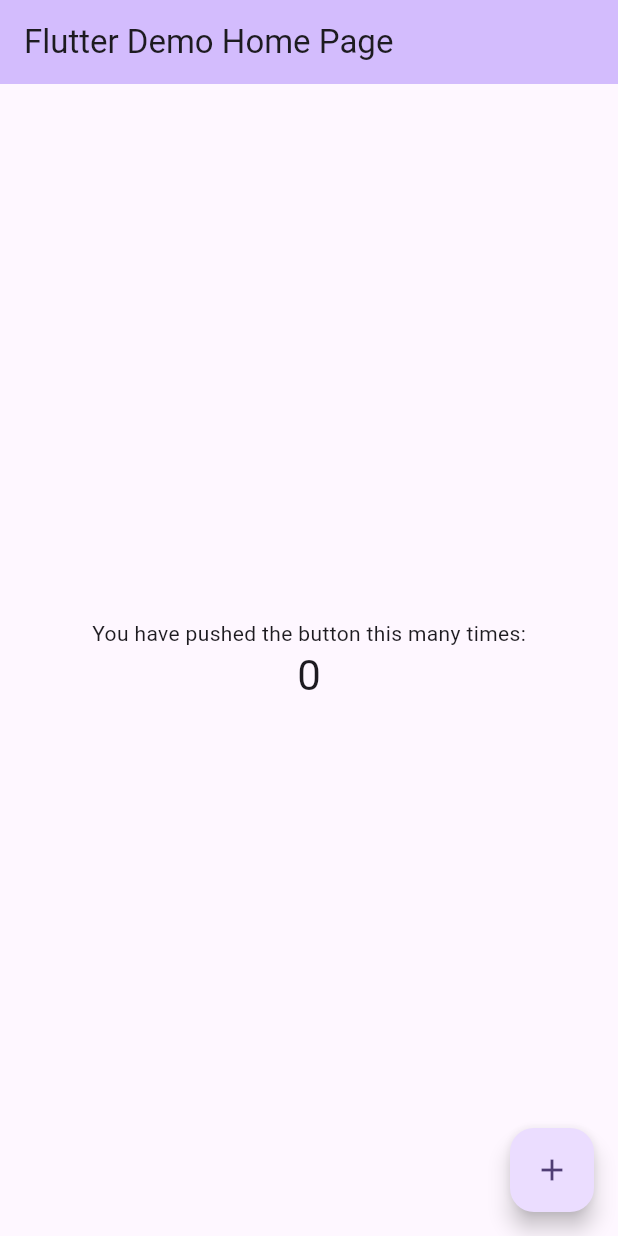
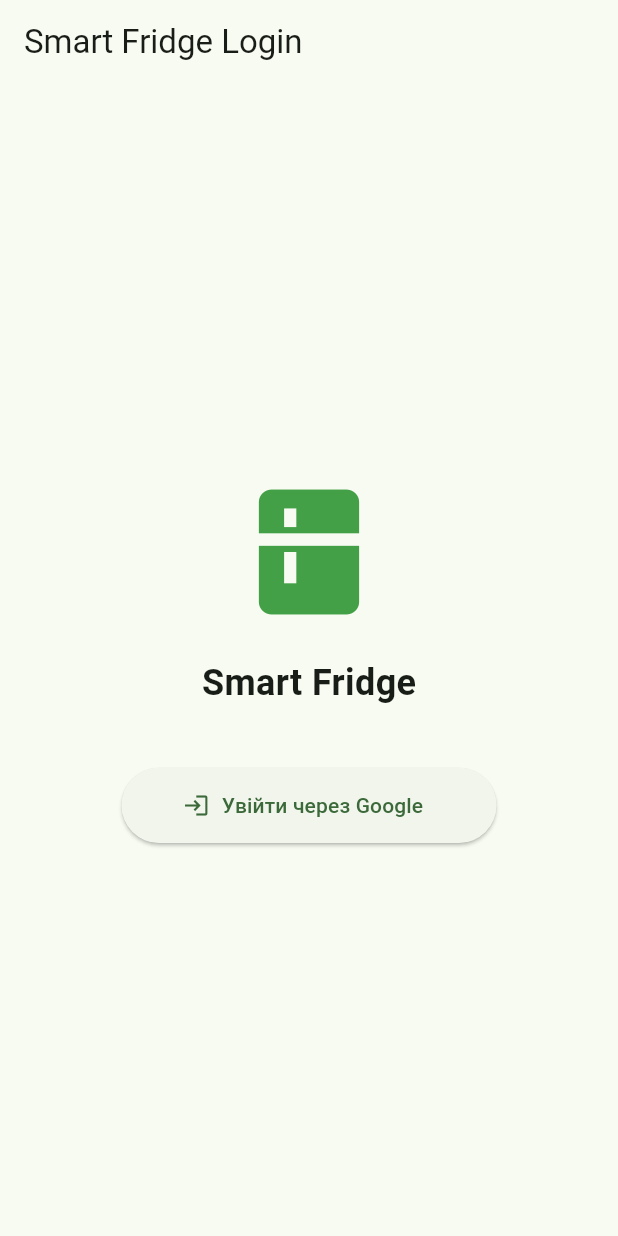
Before and after one commit to Pavlitoo/Fridgify, a Flutter app: the screen it shows after launch, on a phone screen of 412 x 824 dp. Run offline on Flutter 3.47's test engine with Material 3 defaults, Android fonts, the phone set to English and light mode, and no system bars; our stand-ins replace firebase_auth, firebase_core, google_sign_in; accounts and stored records are empty.

Commit message:
Added Google Sign-In and fixed build issues

```diff
--- a/lib/main.dart
+++ b/lib/main.dart
@@ -1,120 +1,140 @@
 import 'package:flutter/material.dart';
+import 'package:firebase_core/firebase_core.dart';
+import 'package:firebase_auth/firebase_auth.dart'; // Вхід Firebase
+import 'package:google_sign_in/google_sign_in.dart'; // Вхід Google
+import 'firebase_options.dart';
 
-void main() {
-  runApp(const MyApp());
+Future<void> main() async {
+  WidgetsFlutterBinding.ensureInitialized();
+  await Firebase.initializeApp(
+    options: DefaultFirebaseOptions.currentPlatform,
+  );
+  runApp(const SmartFridgeApp());
 }
 
-class MyApp extends StatelessWidget {
-  const MyApp({super.key});
+class SmartFridgeApp extends StatelessWidget {
+  const SmartFridgeApp({super.key});
 
-  // This widget is the root of your application.
   @override
   Widget build(BuildContext context) {
     return MaterialApp(
-      title: 'Flutter Demo',
+      debugShowCheckedModeBanner: false,
+      title: 'Smart Fridge',
       theme: ThemeData(
-        // This is the theme of your application.
-        //
-        // TRY THIS: Try running your application with "flutter run". You'll see
-        // the application has a purple toolbar. Then, without quitting the app,
-        // try changing the seedColor in the colorScheme below to Colors.green
-        // and then invoke "hot reload" (save your changes or press the "hot
-        // reload" button in a Flutter-supported IDE, or press "r" if you used
-        // the command line to start the app).
-        //
-        // Notice that the counter didn't reset back to zero; the application
-        // state is not lost during the reload. To reset the state, use hot
-        // restart instead.
-        //
-        // This works for code too, not just values: Most code changes can be
-        // tested with just a hot reload.
-        colorScheme: .fromSeed(seedColor: Colors.deepPurple),
+        colorScheme: ColorScheme.fromSeed(seedColor: Colors.green),
+        useMaterial3: true,
       ),
-      home: const MyHomePage(title: 'Flutter Demo Home Page'),
+      // Перевіряємо: якщо юзер вже зайшов - показуємо Холодильник, якщо ні - Екран входу
+      home: StreamBuilder<User?>(
+        stream: FirebaseAuth.instance.authStateChanges(),
+        builder: (context, snapshot) {
+          if (snapshot.hasData) {
+            return const FridgeScreen(); // Головний екран
+          }
+          return const AuthScreen(); // Екран входу
+        },
+      ),
     );
   }
 }
 
-class MyHomePage extends StatefulWidget {
-  const MyHomePage({super.key, required this.title});
+// --- ЕКРАН ВХОДУ ---
+class AuthScreen extends StatelessWidget {
+  const AuthScreen({super.key});
 
-  // This widget is the home page of your application. It is stateful, meaning
-  // that it has a State object (defined below) that contains fields that affect
-  // how it looks.
+  // Функція входу через Google
+  Future<void> signInWithGoogle() async {
+    try {
+      // 1. Запускаємо вікно вибору акаунту Google
+      final GoogleSignInAccount? googleUser = await GoogleSignIn().signIn();
+      if (googleUser == null) return; // Якщо користувач закрив вікно
 
-  // This class is the configuration for the state. It holds the values (in this
-  // case the title) provided by the parent (in this case the App widget) and
-  // used by the build method of the State. Fields in a Widget subclass are
-  // always marked "final".
+      // 2. Отримуємо ключі доступу
+      final GoogleSignInAuthentication googleAuth = await googleUser.authentication;
 
-  final String title;
+      // 3. Створюємо "квиток" для Firebase
+      final credential = GoogleAuthProvider.credential(
+        accessToken: googleAuth.accessToken,
+        idToken: googleAuth.idToken,
+      );
 
-  @override
-  State<MyHomePage> createState() => _MyHomePageState();
-}
+      // 4. Заходимо у Firebase
+      await FirebaseAuth.instance.signInWithCredential(credential);
+      print("Успішний вхід: ${googleUser.displayName}");
 
-class _MyHomePageState extends State<MyHomePage> {
-  int _counter = 0;
-
-  void _incrementCounter() {
-    setState(() {
-      // This call to setState tells the Flutter framework that something has
-      // changed in this State, which causes it to rerun the build method below
-      // so that the display can reflect the updated values. If we changed
-      // _counter without calling setState(), then the build method would not be
-      // called again, and so nothing would appear to happen.
-      _counter++;
-    });
+    } catch (e) {
+      print("Помилка входу: $e");
+    }
   }
 
   @override
   Widget build(BuildContext context) {
-    // This method is rerun every time setState is called, for instance as done
-    // by the _incrementCounter method above.
-    //
-    // The Flutter framework has been optimized to make rerunning build methods
-    // fast, so that you can just rebuild anything that needs updating rather
-    // than having to individually change instances of widgets.
     return Scaffold(
-      appBar: AppBar(
-        // TRY THIS: Try changing the color here to a specific color (to
-        // Colors.amber, perhaps?) and trigger a hot reload to see the AppBar
-        // change color while the other colors stay the same.
-        backgroundColor: Theme.of(context).colorScheme.inversePrimary,
-        // Here we take the value from the MyHomePage object that was created by
-        // the App.build method, and use it to set our appbar title.
-        title: Text(widget.title),
-      ),
+      appBar: AppBar(title: const Text('Smart Fridge Login')),
       body: Center(
-        // Center is a layout widget. It takes a single child and positions it
-        // in the middle of the parent.
         child: Column(
-          // Column is also a layout widget. It takes a list of children and
-          // arranges them vertically. By default, it sizes itself to fit its
-          // children horizontally, and tries to be as tall as its parent.
-          //
-          // Column has various properties to control how it sizes itself and
-          // how it positions its children. Here we use mainAxisAlignment to
-          // center the children vertically; the main axis here is the vertical
-          // axis because Columns are vertical (the cross axis would be
-          // horizontal).
-          //
-          // TRY THIS: Invoke "debug painting" (choose the "Toggle Debug Paint"
-          // action in the IDE, or press "p" in the console), to see the
-          // wireframe for each widget.
-          mainAxisAlignment: .center,
+          mainAxisAlignment: MainAxisAlignment.center,
           children: [
-            const Text('You have pushed the button this many times:'),
-            Text(
-              '$_counter',
-              style: Theme.of(context).textTheme.headlineMedium,
+            Icon(Icons.kitchen, size: 100, color: Colors.green.shade600),
+            const SizedBox(height: 20),
+            const Text('Smart Fridge', style: TextStyle(fontSize: 24, fontWeight: FontWeight.bold)),
+            const SizedBox(height: 40),
+            ElevatedButton.icon(
+              onPressed: signInWithGoogle, // Викликаємо нашу функцію
+              icon: const Icon(Icons.login),
+              label: const Text('Увійти через Google'),
+              style: ElevatedButton.styleFrom(minimumSize: const Size(250, 50)),
             ),
           ],
         ),
       ),
+    );
+  }
+}
+
+// --- ГОЛОВНИЙ ЕКРАН (ХОЛОДИЛЬНИК) ---
+class FridgeScreen extends StatelessWidget {
+  const FridgeScreen({super.key});
+
+  @override
+  Widget build(BuildContext context) {
+    // Отримуємо дані поточного користувача
+    final user = FirebaseAuth.instance.currentUser;
+
+    return Scaffold(
+      appBar: AppBar(
+        title: const Text('Мій Холодильник'),
+        backgroundColor: Colors.green.shade100,
+        actions: [
+          // Кнопка виходу
+          IconButton(
+            icon: const Icon(Icons.logout),
+            onPressed: () => FirebaseAuth.instance.signOut(),
+          )
+        ],
+      ),
+      body: Center(
+        child: Column(
+          mainAxisAlignment: MainAxisAlignment.center,
+          children: [
+            // Показуємо фото користувача
+            if (user?.photoURL != null)
+              CircleAvatar(
+                backgroundImage: NetworkImage(user!.photoURL!),
+                radius: 40,
+              ),
+            const SizedBox(height: 20),
+            Text(
+              'Привіт, ${user?.displayName}!',
+              style: const TextStyle(fontSize: 20),
+            ),
+            const SizedBox(height: 10),
+            const Text('Тут буде список твоїх продуктів', style: TextStyle(color: Colors.grey)),
+          ],
+        ),
+      ),
       floatingActionButton: FloatingActionButton(
-        onPressed: _incrementCounter,
-        tooltip: 'Increment',
+        onPressed: () {},
         child: const Icon(Icons.add),
       ),
     );
--- a/pubspec.yaml
+++ b/pubspec.yaml
@@ -34,6 +34,10 @@
   # The following adds the Cupertino Icons font to your application.
   # Use with the CupertinoIcons class for iOS style icons.
   cupertino_icons: ^1.0.8
+  firebase_core: ^4.2.1
+  firebase_auth: ^6.1.2
+  cloud_firestore: ^6.1.0
+  google_sign_in: ^6.2.1
 
 dev_dependencies:
   flutter_test:
```
Also changed, not shown: firebase.json (added), lib/firebase_options.dart (added), pubspec.lock, 4 other files.
